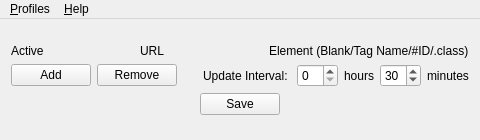
Above: src/profilewindow.ui from dGrowl/SiteDeltaMonitor before the change. Below: the same form after it.
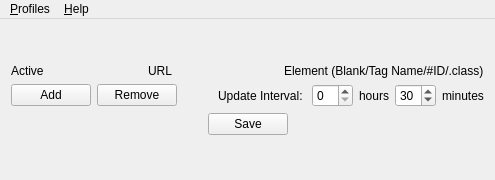
That is the form after the change.

Commit message: Major overhaul of ProfileWindow's target UI, which enabled the addition of profile swapping and target removal.

```diff
--- a/src/profilewindow.ui
+++ b/src/profilewindow.ui
@@ -6,14 +6,26 @@
    <rect>
     <x>0</x>
     <y>0</y>
-    <width>480</width>
-    <height>140</height>
+    <width>495</width>
+    <height>180</height>
    </rect>
   </property>
+  <property name="sizePolicy">
+   <sizepolicy hsizetype="Maximum" vsizetype="Maximum">
+    <horstretch>0</horstretch>
+    <verstretch>0</verstretch>
+   </sizepolicy>
+  </property>
   <property name="windowTitle">
    <string>SDM: Profiles</string>
   </property>
-  <widget class="QWidget" name="container">
+  <widget class="QWidget" name="central_V">
+   <property name="sizePolicy">
+    <sizepolicy hsizetype="Maximum" vsizetype="Preferred">
+     <horstretch>0</horstretch>
+     <verstretch>0</verstretch>
+    </sizepolicy>
+   </property>
    <layout class="QVBoxLayout" name="layout_Core_V">
     <item>
      <spacer name="spacer_Roof_V">
@@ -23,7 +35,7 @@
       <property name="sizeHint" stdset="0">
        <size>
         <width>20</width>
-        <height>40</height>
+        <height>0</height>
        </size>
       </property>
      </spacer>
@@ -36,19 +48,6 @@
       <property name="verticalSpacing">
        <number>6</number>
       </property>
-      <item row="0" column="2">
-       <widget class="QLabel" name="label_Element">
-        <property name="sizePolicy">
-         <sizepolicy hsizetype="Preferred" vsizetype="Preferred">
-          <horstretch>0</horstretch>
-          <verstretch>0</verstretch>
-         </sizepolicy>
-        </property>
-        <property name="text">
-         <string>Element (Blank/Tag Name/#ID/.class)</string>
-        </property>
-       </widget>
-      </item>
       <item row="0" column="1">
        <widget class="QLabel" name="label_URL">
         <property name="sizePolicy">
@@ -62,6 +61,19 @@
         </property>
        </widget>
       </item>
+      <item row="0" column="2">
+       <widget class="QLabel" name="label_Element">
+        <property name="sizePolicy">
+         <sizepolicy hsizetype="Preferred" vsizetype="Preferred">
+          <horstretch>0</horstretch>
+          <verstretch>0</verstretch>
+         </sizepolicy>
+        </property>
+        <property name="text">
+         <string>Element (Blank/Tag Name/#ID/.class)</string>
+        </property>
+       </widget>
+      </item>
       <item row="0" column="0">
        <widget class="QLabel" name="label_Active">
         <property name="sizePolicy">
@@ -199,7 +211,7 @@
       <property name="sizeHint" stdset="0">
        <size>
         <width>20</width>
-        <height>40</height>
+        <height>0</height>
        </size>
       </property>
      </spacer>
@@ -211,7 +223,7 @@
     <rect>
      <x>0</x>
      <y>0</y>
-     <width>480</width>
+     <width>495</width>
      <height>20</height>
     </rect>
    </property>
```
Left out of the diff: 21 changed lines with no effect on the pictures. The commit also changes 5 other files.
